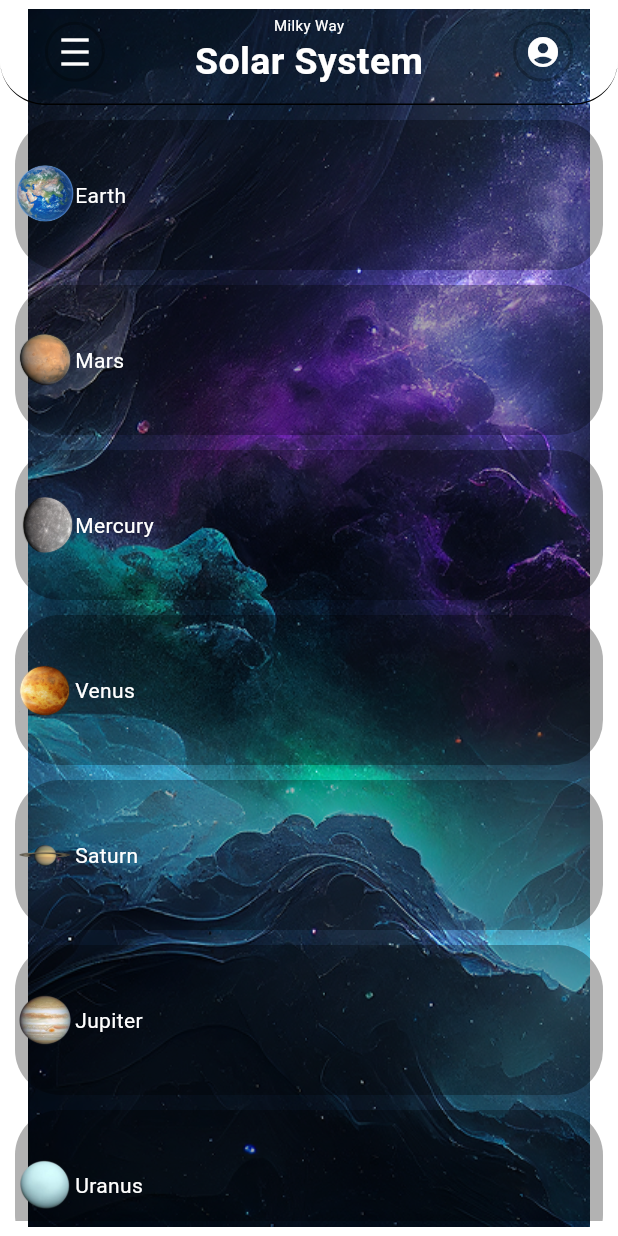
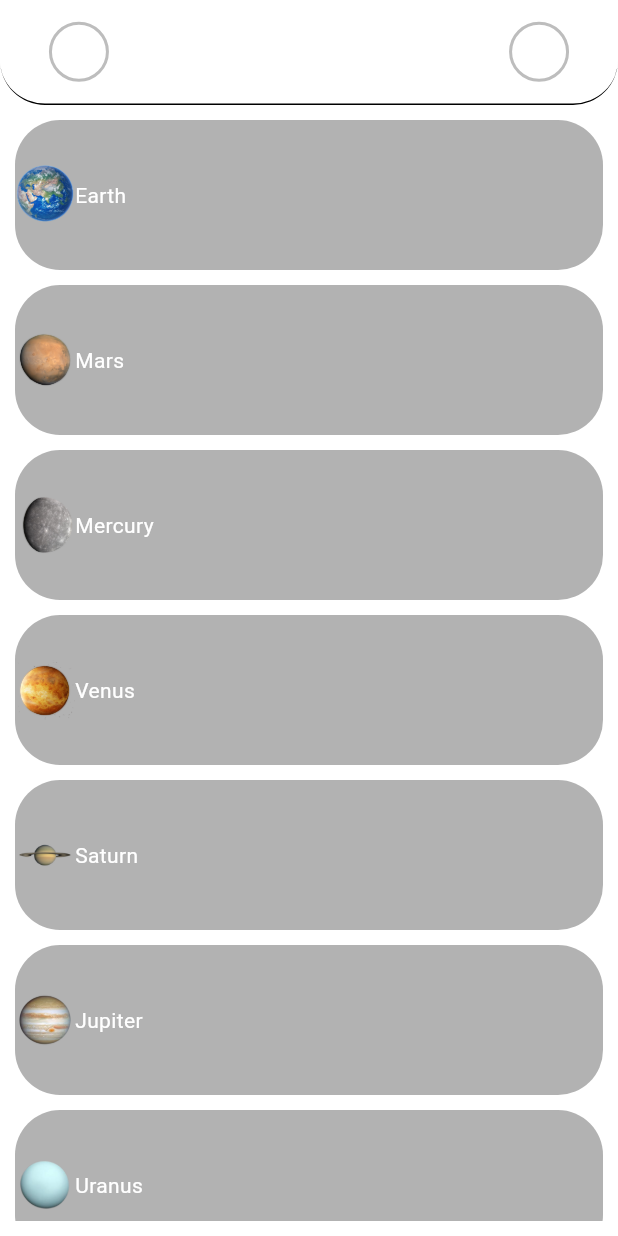
Before and after one commit to akhilapg/Space-App, a Flutter app: the FavoritesScreen screen opened directly, on a phone screen of 412 x 824 dp. Run offline on Flutter 3.47's test engine with Material 3 defaults, Android fonts, the phone set to English and light mode, and no system bars.

Commit message:
sometihging updapgmoign

```diff
--- a/lib/screens/appbar_screen.dart
+++ b/lib/screens/appbar_screen.dart
@@ -1,6 +1,6 @@
 import 'package:flutter/material.dart';
 
-PreferredSize buildCommonAppBar(){
+PreferredSize buildCommonAppBar(String pageName){
   return  PreferredSize(
     preferredSize: Size.fromHeight(70),
     child: AppBar(
@@ -28,9 +28,11 @@ PreferredSize buildCommonAppBar(){
               ),
               child: Icon(Icons.density_medium, color: Colors.white),
             ),
+            if(pageName=="solar")...[
               Column(
                 mainAxisAlignment: MainAxisAlignment.center,
                 children: [
+
                   Text(
                     "Milky Way",
                     style: TextStyle(color: Colors.white, fontSize: 10),
@@ -45,6 +47,21 @@ PreferredSize buildCommonAppBar(){
                   ),
                 ],
               ),
+            ]else if(pageName=="favorites")...[
+              Center(
+                child: Text(
+                  "Milky Way",
+                  style: TextStyle(color: Colors.white, fontSize: 30),
+                ),
+              ),
+
+            ]else if(pageName=="profile")...[
+              Text(
+                "Milky",
+                style: TextStyle(color: Colors.white, fontSize: 10),
+              ),
+            ],
+
             Container(
               // margin: EdgeInsets.only(left: 20, top: 30),
               width: 40,
--- a/lib/screens/favorites_screen.dart
+++ b/lib/screens/favorites_screen.dart
@@ -19,13 +19,11 @@ class _FavoritesScreenState extends State<FavoritesScreen> {
       width: 600,
       height: double.infinity,
       decoration: BoxDecoration(
-        image: DecorationImage(
-          image: AssetImage(AppImages.app_background_image),
-        ),
+
       ),
       child: Scaffold(
         backgroundColor: Colors.transparent,
-        appBar: buildCommonAppBar(),
+        appBar: buildCommonAppBar("favorites"),
         body: Padding(//parent child relationship
           padding: const EdgeInsets.all(10.0),
           child: ListView(
--- a/lib/screens/home_screen.dart
+++ b/lib/screens/home_screen.dart
@@ -19,7 +19,7 @@ class HomeScreen extends StatelessWidget {
         ),
       ),
       child: Scaffold(
-        appBar:buildCommonAppBar(),
+        appBar:buildCommonAppBar("solar"),
         backgroundColor: Colors.transparent,
         body: Column(
           children: [
```
Lines whose indentation alone changed are shown as unchanged.
